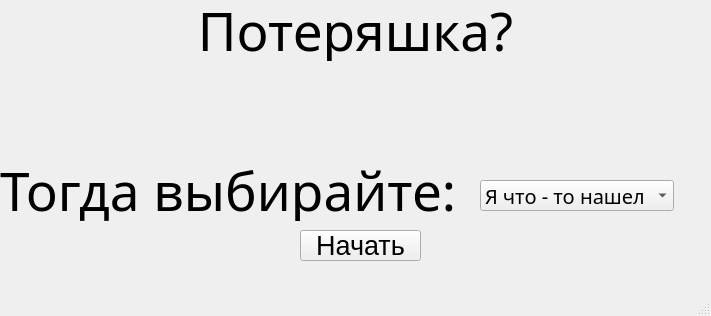
GGhost-code/-, file windows_ui/main.ui: the form before one commit.
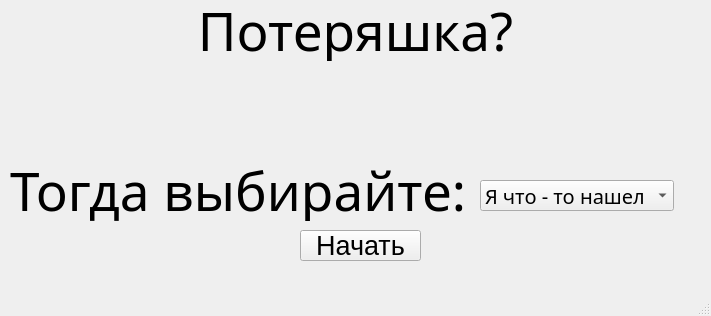
The form after the commit.

Commit message: Чуть подвинута надпись

```diff
--- a/windows_ui/main.ui
+++ b/windows_ui/main.ui
@@ -45,7 +45,7 @@
    <widget class="QLabel" name="label_2">
     <property name="geometry">
      <rect>
-      <x>0</x>
+      <x>10</x>
       <y>160</y>
       <width>711</width>
       <height>61</height>
```
